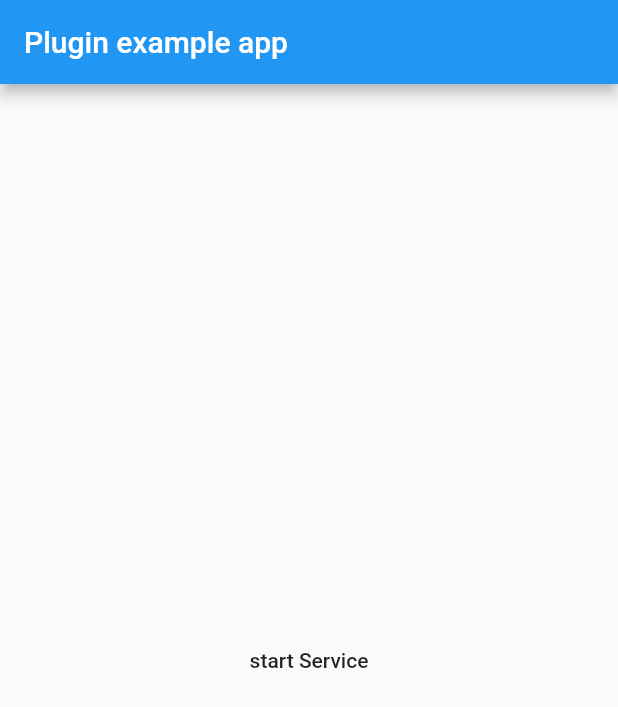
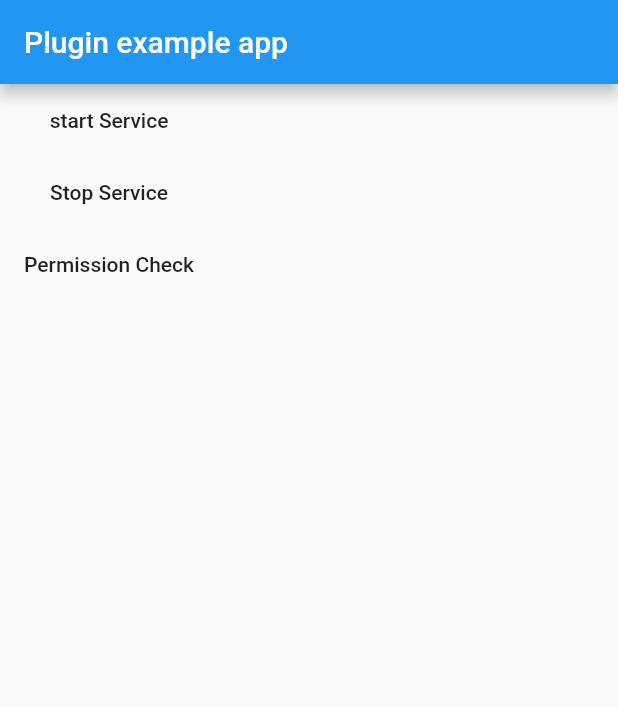
Before and after one commit to tanvirmhamud/windowsoverlay_plagin_own, a Flutter app: the screen it shows after launch, on a phone screen of 412 x 824 dp. Shown: the top 707 px of the screen. Run offline on Flutter 3.47's test engine with Material 2 defaults, Android fonts, the phone set to English and light mode, and no system bars; our stand-ins replace permission_handler, plugin_platform_interface.

Commit message:
fast commit

```diff
--- a/example/lib/main.dart
+++ b/example/lib/main.dart
@@ -31,7 +31,8 @@ class _MyAppState extends State<MyApp> {
     // Platform messages may fail, so we use a try/catch PlatformException.
     // We also handle the message potentially returning null.
     try {
-      platformVersion = await _windowsoverlayPlugin.startservice(matchid: matchid,token: "live-soccer-tv-footballl-live-tv") ??
+      platformVersion = await _windowsoverlayPlugin.startservice(
+              matchid: matchid, token: "live-soccer-tv-footballl-live-tv") ??
           'Unknown platform version';
     } on PlatformException {
       platformVersion = 'Failed to get platform version.';
@@ -54,14 +55,28 @@ class _MyAppState extends State<MyApp> {
         appBar: AppBar(
           title: const Text('Plugin example app'),
         ),
-        body: Center(
-          child: MaterialButton(
+        body: Column(
+          children: [
+            MaterialButton(
               onPressed: () async {
                 initPlatformState(matchid: 980339);
                 // await Permission.systemAlertWindow.request();
               },
               child: Text("start Service"),
             ),
+            MaterialButton(
+              onPressed: () async {
+                Windowsoverlay().stopservice();
+              },
+              child: Text("Stop Service"),
+            ),
+            MaterialButton(
+              onPressed: () async {
+                await Permission.systemAlertWindow.request();
+              },
+              child: Text("Permission Check"),
+            ),
+          ],
         ),
       ),
     );
```
Also changed, not shown: 5 other files. Lines whose indentation alone changed are shown as unchanged.
